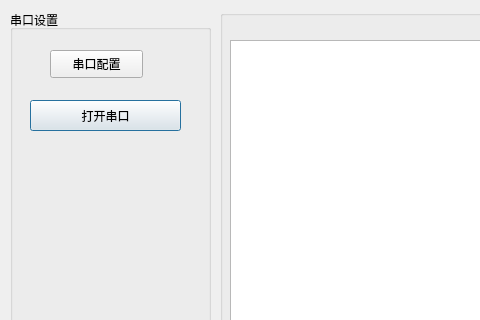
First picture: the form in qt_phased_array_antenna/module2.ui, repository gegheu/qt_phased_array_antenna, before the edit; both pictures show x 0 to 480 and y 0 to 320 of the 1109 by 672 pixel window.
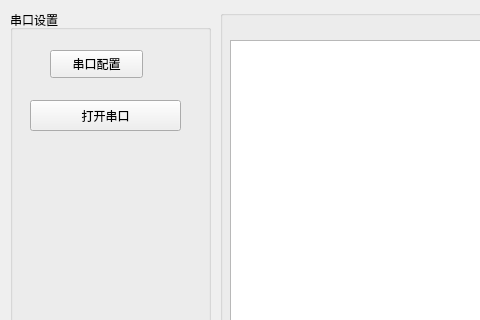
Second picture: the form after the edit.

```diff
--- a/qt_phased_array_antenna/module2.ui
+++ b/qt_phased_array_antenna/module2.ui
@@ -1,7 +1,7 @@
 <?xml version="1.0" encoding="UTF-8"?>
 <ui version="4.0">
  <class>Module2</class>
- <widget class="QDialog" name="Module2">
+ <widget class="QWidget" name="Module2">
   <property name="geometry">
    <rect>
     <x>0</x>
```
Left out of the diff: 296 changed lines with no effect on the pictures.
